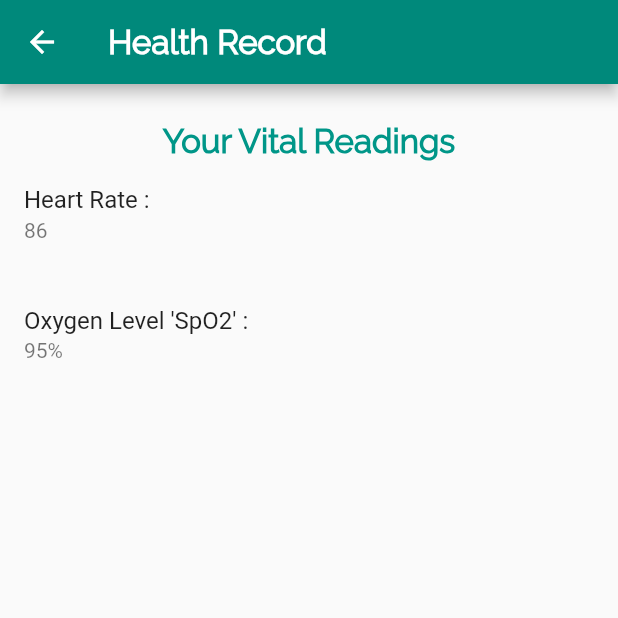
After one commit to Heart-Patient-Assistant/HPA-Mobile.V2, a Flutter app: the HealthRecord screen opened by its route, on a phone screen of 412 x 824 dp, the top half of it. The commit adds this screen. Run offline on Flutter 3.47's test engine with Material 2 defaults, Android fonts, the phone set to English and light mode, and no system bars; our stand-ins replace flutter_rating_bar, image_picker, persistent_bottom_nav_bar, shared_preferences; missing offline and left inert: contactus; accounts and stored records are empty; network calls fail.

Commit message:
health record page design + some edits

```diff
--- a/lib/Blog.dart
+++ b/lib/Blog.dart
@@ -93,7 +93,7 @@ class _BlogState extends State<Blog> {
             ),
           ),
 
-          new Padding(padding: EdgeInsets.only(right: 15.0)),
+        new Padding(padding: EdgeInsets.only(right: w*0.15)),
 
         ],
 
--- /dev/null
+++ b/lib/HealthRecord.dart
@@ -0,0 +1,106 @@
+import 'dart:math';
+
+import 'package:flutter/material.dart';
+import 'package:http/http.dart' as http;
+import 'dart:convert';
+import 'package:shared_preferences/shared_preferences.dart';
+
+
+class Readings {
+  final String heartRate  ;
+  final String spo2  ;
+  Readings(this.heartRate , this.spo2);
+
+}
+
+
+class HealthRecord extends StatefulWidget {
+
+  @override
+  _HealthRecordState createState() => _HealthRecordState();
+}
+
+class _HealthRecordState extends State<HealthRecord> {
+  var _readingsJson = [ ];
+
+  getSensorsData ()async{
+    final response = await http.get(Uri.parse("https://mahdy.pythonanywhere.com/api/users/sensor/"),
+      headers: <String, String>{
+        'Content-Type': "application/json; charset=UTF-8",
+        "Vary": "Accept",
+
+      },
+    );
+
+    final jsonData = jsonDecode(response.body) ;
+    // List<Readings> readings = [];
+    //
+    // for (var u in jsonData){
+    //   Readings reading = Readings(u["HeartRate"], u["SpO2"]);
+    //   readings.add(reading);
+    // }
+    // print(readings.length);
+    // return readings ;
+
+    setState(() {
+      _readingsJson = jsonData ;
+    });
+
+
+  }
+  @override
+  void initState() {
+    // TODO: implement initState
+    super.initState();
+    getSensorsData();
+  }
+
+  @override
+  Widget build(BuildContext context) {
+    double h = MediaQuery.of(context).size.height;
+    double w = MediaQuery.of(context).size.width;
+    return Scaffold(
+      appBar: AppBar(
+        title: Text(
+          'Health Record',
+          style: TextStyle(
+              fontSize: 22,
+              fontFamily: 'Raleway',
+              fontWeight: FontWeight.bold),
+        ),
+        backgroundColor: Colors.teal.shade600,
+      ) ,
+      // body: ListView.builder(itemCount : _readingsJson.length,
+      //     itemBuilder: (context,i){
+      //   final read = _readingsJson[i];
+      //   return Text("${read["HeartRate"]}");
+      //
+      //     })
+      body: Center(
+        child: Column(
+          children: [
+            new Padding(padding: EdgeInsets.only(top:h*0.03)),
+
+            new Text("Your Vital Readings",style: TextStyle(
+                color: Colors.teal,
+                fontSize: 22,
+                fontFamily: 'Raleway',
+                fontWeight: FontWeight.bold),
+            ),
+
+            ListTile(
+              title: Text ('Heart Rate :'),
+              subtitle:Text('86'),
+            ),
+            new Padding(padding: EdgeInsets.only(top:h*0.01)),
+
+            ListTile(
+              title: Text ("Oxygen Level 'SpO2' :"),
+              subtitle:Text('95%'),
+            ),
+          ],
+        ),
+      ),
+    );
+  }
+}
--- a/lib/Menu.dart
+++ b/lib/Menu.dart
@@ -88,7 +88,7 @@ class _MenuState extends State<Menu> {
                 size: 50,
               ),
             ),
-            new Padding(padding: EdgeInsets.only(right: 25.0)),
+            new Padding(padding: EdgeInsets.only(right: w*0.15)),
           ],
           backgroundColor: Colors.white,
         ),
--- a/lib/Menu2.dart
+++ b/lib/Menu2.dart
@@ -85,7 +85,7 @@ class _Menu2State extends State<Menu2> {
               size: 50,
             ),
           ),
-          new Padding(padding: EdgeInsets.only(right: 25.0)),
+          new Padding(padding: EdgeInsets.only(right: w*0.15)),
         ],
         backgroundColor: Colors.white,
       ),
--- a/lib/PatientProfile.dart
+++ b/lib/PatientProfile.dart
@@ -100,8 +100,10 @@ class _PatientProfileState extends State<PatientProfile> {
 
     data = ModalRoute.of(context).settings.arguments;
 
+    double h = MediaQuery.of(context).size.height;
+    double w = MediaQuery.of(context).size.width;
+    return Scaffold(
 
-    return Scaffold(
         appBar: AppBar(
           backgroundColor: Colors.white,
           actions: [
@@ -150,7 +152,7 @@ class _PatientProfileState extends State<PatientProfile> {
               icon: Icon(Icons.menu_rounded,
               ),
             ),
-            new Padding(padding: EdgeInsets.only(right: 15.0)),
+            new Padding(padding: EdgeInsets.only(right: w*0.15)),
 
           ],
         ),
--- a/lib/main.dart
+++ b/lib/main.dart
@@ -19,6 +19,7 @@ import 'package:hp_assistant/Diet/Lunch/Meal6.dart';
 import 'package:hp_assistant/DoctorProfile.dart';
 import 'package:hp_assistant/EditPassword.dart';
 import 'package:hp_assistant/EditProfile.dart';
+import 'package:hp_assistant/HealthRecord.dart';
 import 'package:hp_assistant/LoginPage.dart';
 import 'package:hp_assistant/Menu.dart';
 import 'package:hp_assistant/PatientProfile.dart';
@@ -77,6 +78,7 @@ class MyApp extends StatelessWidget {
           '/Meal9': (BuildContext context) => new Meal9(),
           '/newPost': (BuildContext context) => new newPost(),
           '/EditProfile': (BuildContext context) => new EditProfile(),
+          '/HealthRecord': (BuildContext context) => new HealthRecord(),
 
 
         },
```
Also changed, not shown: lib/Blog2.dart (+7 -7 lines), lib/DoctorProfile.dart (+10 -5 lines), lib/Services.dart (+28 -0 lines).
